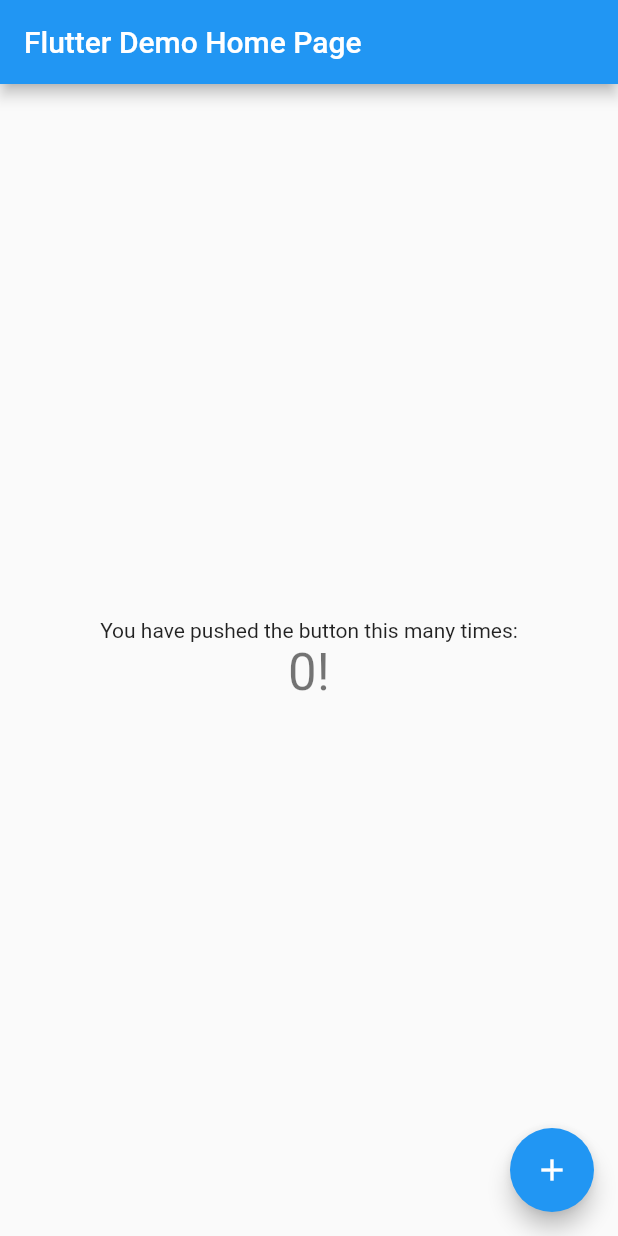
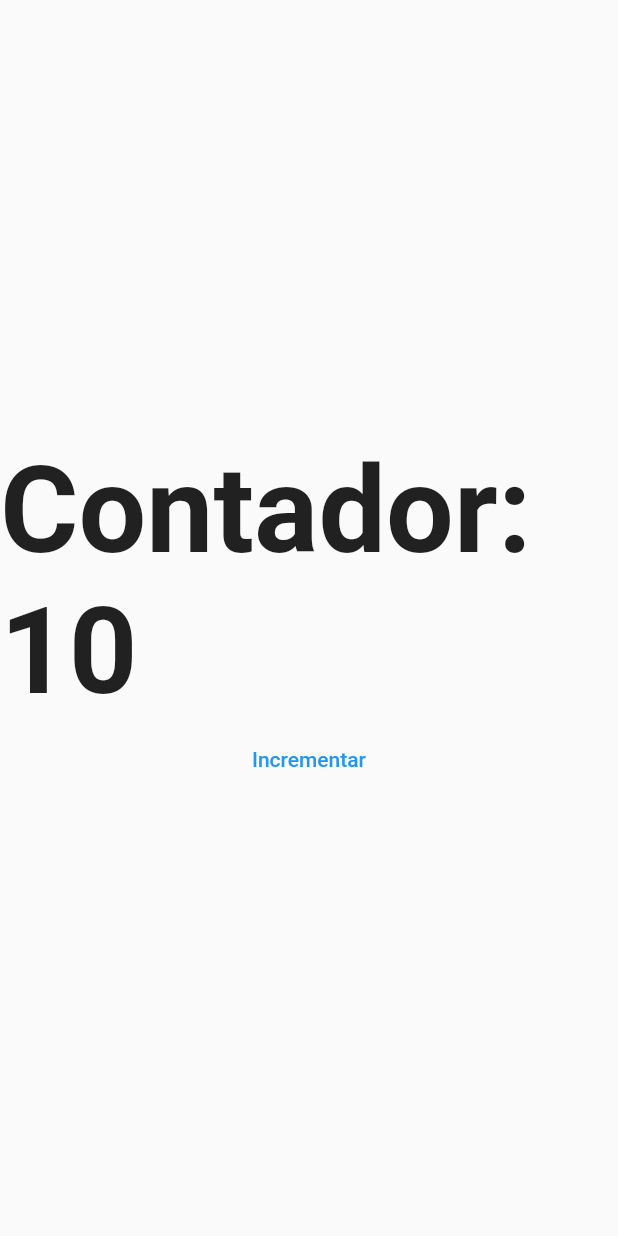
Before and after one commit to gpbonillas/bases_web, a Flutter app: the screen it shows after launch, on a phone screen of 412 x 824 dp. Run offline on Flutter 3.47's test engine with Material 2 defaults, Android fonts, the phone set to English and light mode, and no system bars.

Commit message:
Add PageCounter with StatefulWidget

```diff
--- a/lib/main.dart
+++ b/lib/main.dart
@@ -1,114 +1,16 @@
+import 'package:bases_web/ui/pages/counter_page.dart';
 import 'package:flutter/material.dart';
 
-void main() {
-  runApp(MyApp());
-}
+void main() => runApp(MyApp());
 
 class MyApp extends StatelessWidget {
-  // This widget is the root of your application.
   @override
   Widget build(BuildContext context) {
     return MaterialApp(
-      title: 'Flutter Demo',
-      theme: ThemeData(
-        // This is the theme of your application.
-        //
-        // Try running your application with "flutter run". You'll see the
-        // application has a blue toolbar. Then, without quitting the app, try
-        // changing the primarySwatch below to Colors.green and then invoke
-        // "hot reload" (press "r" in the console where you ran "flutter run",
-        // or simply save your changes to "hot reload" in a Flutter IDE).
-        // Notice that the counter didn't reset back to zero; the application
-        // is not restarted.
-        primarySwatch: Colors.blue,
-      ),
-      home: MyHomePage(title: 'Flutter Demo Home Page'),
+      title: 'RutasApp',
+      debugShowCheckedModeBanner: false,
+      initialRoute: '/stateful',
+      routes: {'/stateful': (_) => CounterPage()},
     );
   }
 }
-
-class MyHomePage extends StatefulWidget {
-  MyHomePage({Key? key, required this.title}) : super(key: key);
-
-  // This widget is the home page of your application. It is stateful, meaning
-  // that it has a State object (defined below) that contains fields that affect
-  // how it looks.
-
-  // This class is the configuration for the state. It holds the values (in this
-  // case the title) provided by the parent (in this case the App widget) and
-  // used by the build method of the State. Fields in a Widget subclass are
-  // always marked "final".
-
-  final String title;
-
-  @override
-  _MyHomePageState createState() => _MyHomePageState();
-}
-
-class _MyHomePageState extends State<MyHomePage> {
-  int _counter = 0;
-
-  void _incrementCounter() {
-    print(_counter);
-    setState(() {
-      // This call to setState tells the Flutter framework that something has
-      // changed in this State, which causes it to rerun the build method below
-      // so that the display can reflect the updated values. If we changed
-      // _counter without calling setState(), then the build method would not be
-      // called again, and so nothing would appear to happen.
-      _counter++;
-    });
-  }
-
-  @override
-  Widget build(BuildContext context) {
-    // This method is rerun every time setState is called, for instance as done
-    // by the _incrementCounter method above.
-    //
-    // The Flutter framework has been optimized to make rerunning build methods
-    // fast, so that you can just rebuild anything that needs updating rather
-    // than having to individually change instances of widgets.
-    return Scaffold(
-      appBar: AppBar(
-        // Here we take the value from the MyHomePage object that was created by
-        // the App.build method, and use it to set our appbar title.
-        title: Text(widget.title),
-      ),
-      body: Center(
-        // Center is a layout widget. It takes a single child and positions it
-        // in the middle of the parent.
-        child: Column(
-          // Column is also a layout widget. It takes a list of children and
-          // arranges them vertically. By default, it sizes itself to fit its
-          // children horizontally, and tries to be as tall as its parent.
-          //
-          // Invoke "debug painting" (press "p" in the console, choose the
-          // "Toggle Debug Paint" action from the Flutter Inspector in Android
-          // Studio, or the "Toggle Debug Paint" command in Visual Studio Code)
-          // to see the wireframe for each widget.
-          //
-          // Column has various properties to control how it sizes itself and
-          // how it positions its children. Here we use mainAxisAlignment to
-          // center the children vertically; the main axis here is the vertical
-          // axis because Columns are vertical (the cross axis would be
-          // horizontal).
-          mainAxisAlignment: MainAxisAlignment.center,
-          children: <Widget>[
-            Text(
-              'You have pushed the button this many times:',
-            ),
-            Text(
-              '$_counter!',
-              style: Theme.of(context).textTheme.headline4,
-            ),
-          ],
-        ),
-      ),
-      floatingActionButton: FloatingActionButton(
-        onPressed: _incrementCounter,
-        tooltip: 'Increment',
-        child: Icon(Icons.add),
-      ), // This trailing comma makes auto-formatting nicer for build methods.
-    );
-  }
-}
--- /dev/null
+++ b/lib/ui/pages/counter_page.dart
@@ -0,0 +1,35 @@
+import 'package:flutter/material.dart';
+
+class CounterPage extends StatefulWidget {
+  const CounterPage({Key? key}) : super(key: key);
+
+  @override
+  _CounterPageState createState() => _CounterPageState();
+}
+
+class _CounterPageState extends State<CounterPage> {
+  int counter = 10;
+
+  @override
+  Widget build(BuildContext context) {
+    return Scaffold(
+      body: Column(
+        mainAxisAlignment: MainAxisAlignment.center,
+        children: [
+          Text(
+            'Contador: $counter',
+            style: TextStyle(fontSize: 80, fontWeight: FontWeight.bold),
+          ),
+          TextButton(
+            onPressed: () {
+              setState(() {
+                counter++;
+              });
+            },
+            child: Text('Incrementar'),
+          ),
+        ],
+      ),
+    );
+  }
+}
```
